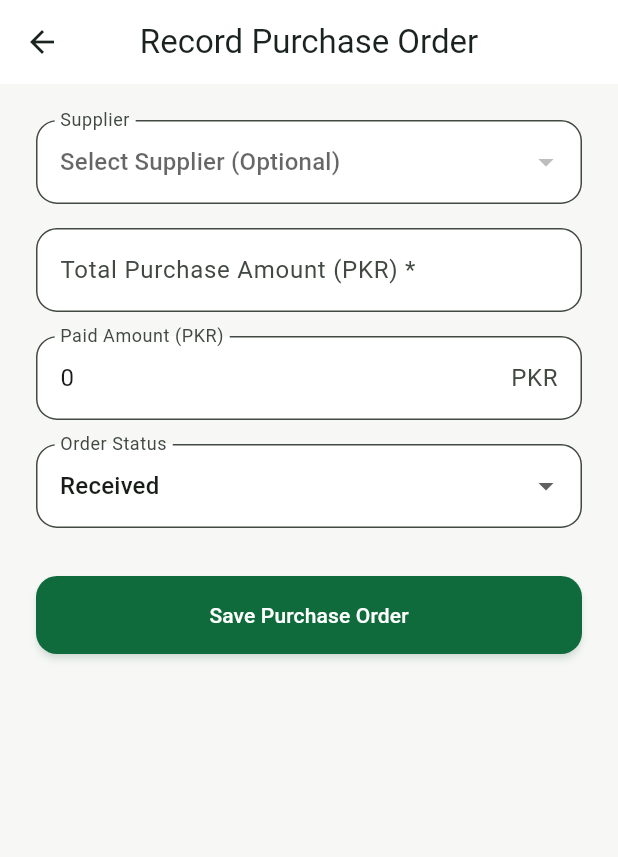
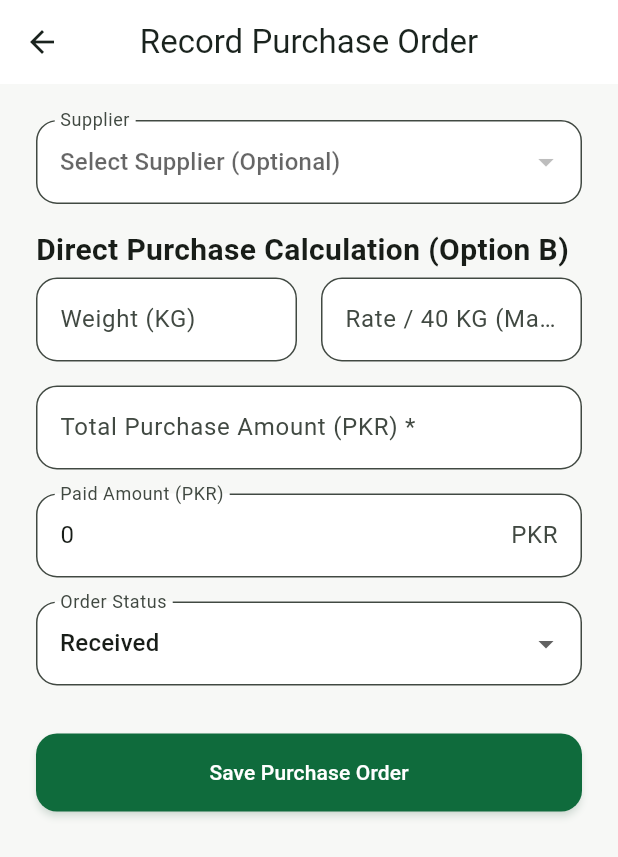
Before and after one commit to Muhammad-Huzaifa02/mandi-flutter-app, a Flutter app: the AddPurchaseOrderPage screen opened directly, on a phone screen of 412 x 824 dp. Shown: the top 857 px of the screen. Run offline on Flutter 3.47's test engine with Material 3 defaults, Android fonts, the light colour scheme and no system bars; our stand-ins replace connectivity_plus, flutter_local_notifications, pdf, printing, share_plus, shared_preferences and 1 more; missing offline and left inert: excel; accounts and stored records are empty; Roboto replaces fonts that are missing (Poppins).

Commit message:
feat(mandi): implement Option A Consignment Auction Sale (Aawak & Boli) and Option B Direct Purchase math into invoice and purchase order creation

```diff
--- a/lib/core/utils/mandi_calculator.dart
+++ b/lib/core/utils/mandi_calculator.dart
@@ -30,6 +30,21 @@ class MandiCalculator {
     return manns * pricePer40kg;
   }
 
+  static double calculateLineTotal(double weightKg, double pricePer40kg) =>
+      calculateTotalAmount(weightKg: weightKg, pricePer40kg: pricePer40kg);
+
+  static double calculateCommissionAmount(
+          double subtotal, double commissionPercent) =>
+      (subtotal * commissionPercent) / 100.0;
+
+  static double calculateInvoiceTotal({
+    required double subtotal,
+    required double commissionAmount,
+    required double expensesAmount,
+    required double discountAmount,
+  }) =>
+      subtotal + commissionAmount + expensesAmount - discountAmount;
+
   /// Formats weight in both KG and Manns for UI display.
   /// e.g. "120 KG (3.00 Mann)" or "50 KG (1.25 Mann)"
   static String formatWeightDisplay(double weightKg) {
--- a/lib/modules/purchase_orders/views/add_purchase_order_page.dart
+++ b/lib/modules/purchase_orders/views/add_purchase_order_page.dart
@@ -2,6 +2,7 @@ import 'package:flutter/material.dart';
 import 'package:provider/provider.dart';
 
 import 'package:mandi/core/theme/app_theme.dart';
+import 'package:mandi/core/utils/mandi_calculator.dart';
 import 'package:mandi/data/models/supplier_model.dart';
 import 'package:mandi/data/models/purchase_order_model.dart';
 import 'package:mandi/providers/shop_context_provider.dart';
@@ -19,6 +20,8 @@ class _AddPurchaseOrderPageState extends State<AddPurchaseOrderPage> {
   final _formKey = GlobalKey<FormState>();
   Supplier? _selectedSupplier;
 
+  final _weightCtrl = TextEditingController();
+  final _ratePer40kgCtrl = TextEditingController();
   final _totalCtrl = TextEditingController();
   final _paidAmountCtrl = TextEditingController(text: '0');
   String _status = 'received'; // 'pending' | 'received' | 'cancelled'
@@ -26,9 +29,20 @@ class _AddPurchaseOrderPageState extends State<AddPurchaseOrderPage> {
 
   @override
   void dispose() {
+    _weightCtrl.dispose();
+    _ratePer40kgCtrl.dispose();
     _totalCtrl.dispose();
     _paidAmountCtrl.dispose();
     super.dispose();
+  }
+
+  void _calculateTotal() {
+    final w = double.tryParse(_weightCtrl.text.trim()) ?? 0;
+    final r = double.tryParse(_ratePer40kgCtrl.text.trim()) ?? 0;
+    if (w > 0 && r > 0) {
+      final calcTotal = MandiCalculator.calculateLineTotal(w, r);
+      _totalCtrl.text = calcTotal.toStringAsFixed(0);
+    }
   }
 
   Future<void> _submit() async {
@@ -72,6 +86,8 @@ class _AddPurchaseOrderPageState extends State<AddPurchaseOrderPage> {
   @override
   Widget build(BuildContext context) {
     final suppliers = context.watch<SupplierProvider>().suppliers;
+    final w = double.tryParse(_weightCtrl.text.trim()) ?? 0;
+    final r = double.tryParse(_ratePer40kgCtrl.text.trim()) ?? 0;
 
     return Scaffold(
       appBar: AppBar(title: const Text('Record Purchase Order')),
@@ -94,6 +110,57 @@ class _AddPurchaseOrderPageState extends State<AddPurchaseOrderPage> {
                     .toList(),
                 onChanged: (s) => setState(() => _selectedSupplier = s),
               ),
+              const SizedBox(height: MSpacing.md),
+
+              // Option B: Rate per 40 KG Mandi Calculator
+              const Text('Direct Purchase Calculation (Option B)', style: MText.titleLg),
+              const SizedBox(height: MSpacing.xs),
+              Row(
+                children: [
+                  Expanded(
+                    child: TextFormField(
+                      controller: _weightCtrl,
+                      keyboardType:
+                          const TextInputType.numberWithOptions(decimal: true),
+                      onChanged: (_) {
+                        _calculateTotal();
+                        setState(() {});
+                      },
+                      decoration: const InputDecoration(
+                        labelText: 'Weight (KG)',
+                        hintText: 'e.g. 200',
+                        suffixText: 'KG',
+                      ),
+                    ),
+                  ),
+                  const SizedBox(width: MSpacing.md),
+                  Expanded(
+                    child: TextFormField(
+                      controller: _ratePer40kgCtrl,
+                      keyboardType:
+                          const TextInputType.numberWithOptions(decimal: true),
+                      onChanged: (_) {
+                        _calculateTotal();
+                        setState(() {});
+                      },
+                      decoration: const InputDecoration(
+                        labelText: 'Rate / 40 KG (Maund)',
+                        hintText: 'e.g. 4000',
+                        suffixText: 'PKR',
+                      ),
+                    ),
+                  ),
+                ],
+              ),
+              if (w > 0 && r > 0) ...[
+                const SizedBox(height: MSpacing.xs),
+                Text(
+                  MandiCalculator.formatCalculationBreakdown(
+                      weightKg: w, pricePer40kg: r),
+                  style: MText.bodySm.copyWith(color: MColors.textSecondary),
+                ),
+              ],
+
               const SizedBox(height: MSpacing.md),
               TextFormField(
                 controller: _totalCtrl,
```
Also changed, not shown: lib/modules/invoices/views/create_invoice_page.dart (+178 -129 lines).
